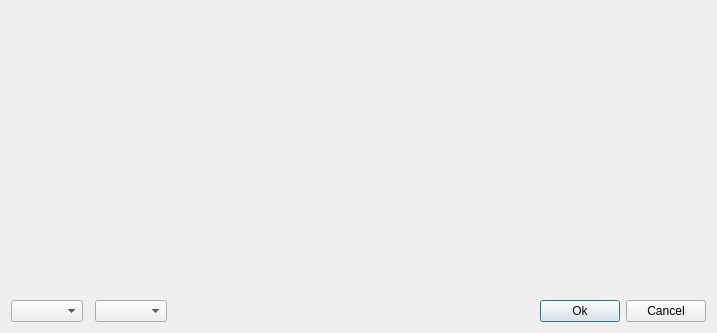
Before: the Qt Designer form gui/CustomWidgets/DatabaseConversionWidgets/filterDialog.ui in dsgoficial/DsgTools, drawn with Qt 5.
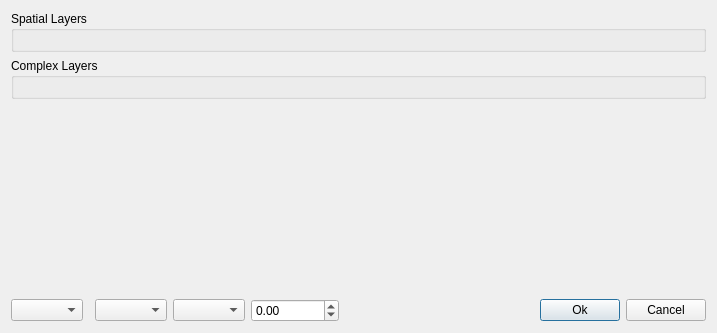
After: the same form once the commit is applied. Custom widgets are drawn as their Qt base class.

Commit message: spatial filters set up ok

```diff
--- a/gui/CustomWidgets/DatabaseConversionWidgets/filterDialog.ui
+++ b/gui/CustomWidgets/DatabaseConversionWidgets/filterDialog.ui
@@ -13,18 +13,57 @@
   <property name="windowTitle">
    <string>DSGTools Conversion Tool - Layer Filters</string>
   </property>
-  <layout class="QGridLayout" name="gridLayout_2">
+  <layout class="QGridLayout" name="gridLayout_5">
+   <item row="1" column="1">
+    <spacer name="horizontalSpacer">
+     <property name="orientation">
+      <enum>Qt::Horizontal</enum>
+     </property>
+     <property name="sizeHint" stdset="0">
+      <size>
+       <width>197</width>
+       <height>20</height>
+      </size>
+     </property>
+    </spacer>
+   </item>
    <item row="0" column="0" colspan="3">
-    <layout class="QGridLayout" name="gridLayout">
+    <layout class="QVBoxLayout" name="verticalLayout">
+     <item>
+      <widget class="QgsCollapsibleGroupBox" name="mGroupBox">
+       <property name="title">
+        <string>Spatial Layers</string>
+       </property>
+       <layout class="QGridLayout" name="gridLayout_2">
      <item row="0" column="0">
+         <layout class="QGridLayout" name="spatialGridLayout"/>
+        </item>
+       </layout>
+      </widget>
+     </item>
+     <item>
+      <widget class="QgsCollapsibleGroupBox" name="mGroupBox_2">
+       <property name="title">
+        <string>Complex Layers</string>
+       </property>
+       <layout class="QGridLayout" name="gridLayout_4">
+        <item row="0" column="0">
+         <layout class="QGridLayout" name="complexGridLayout"/>
+        </item>
+       </layout>
+       <zorder>mGroupBox</zorder>
+       <zorder>gridLayoutWidget_2</zorder>
+      </widget>
+     </item>
+     <item>
       <spacer name="verticalSpacer">
        <property name="orientation">
         <enum>Qt::Vertical</enum>
        </property>
        <property name="sizeHint" stdset="0">
         <size>
-         <width>20</width>
-         <height>40</height>
+         <width>17</width>
+         <height>37</height>
         </size>
        </property>
       </spacer>
@@ -34,11 +73,7 @@
    <item row="1" column="0">
     <layout class="QHBoxLayout" name="horizontalLayout_2">
      <item>
-      <widget class="QgsMapLayerComboBox" name="mMapLayerComboBox">
-       <property name="filters">
-        <set>QgsMapLayerProxyModel::VectorLayer</set>
-       </property>
-      </widget>
+      <widget class="QComboBox" name="spatialComboBox"/>
      </item>
      <item>
       <widget class="QgsFieldExpressionWidget" name="mFieldExpressionWidget">
@@ -50,34 +85,27 @@
        </property>
       </widget>
      </item>
+     <item>
+      <widget class="QComboBox" name="predicateComboBox"/>
+     </item>
      <item>
       <widget class="QComboBox" name="comboBox"/>
      </item>
      <item>
-      <widget class="QWidget" name="widget" native="true">
-       <property name="maximumSize">
-        <size>
-         <width>16777215</width>
-         <height>33</height>
-        </size>
+      <widget class="QDoubleSpinBox" name="doubleSpinBox">
+       <property name="minimum">
+        <double>-999999999.000000000000000</double>
+       </property>
+       <property name="maximum">
+        <double>999999999.000000000000000</double>
+       </property>
+       <property name="singleStep">
+        <double>10.000000000000000</double>
        </property>
       </widget>
      </item>
     </layout>
    </item>
-   <item row="1" column="1">
-    <spacer name="horizontalSpacer">
-     <property name="orientation">
-      <enum>Qt::Horizontal</enum>
-     </property>
-     <property name="sizeHint" stdset="0">
-      <size>
-       <width>197</width>
-       <height>20</height>
-      </size>
-     </property>
-    </spacer>
-   </item>
    <item row="1" column="2">
     <layout class="QHBoxLayout" name="horizontalLayout">
      <item>
@@ -99,16 +127,17 @@
   </layout>
  </widget>
  <customwidgets>
+  <customwidget>
+   <class>QgsCollapsibleGroupBox</class>
+   <extends>QGroupBox</extends>
+   <header>qgscollapsiblegroupbox.h</header>
+   <container>1</container>
+  </customwidget>
   <customwidget>
    <class>QgsFieldExpressionWidget</class>
    <extends>QWidget</extends>
    <header>qgsfieldexpressionwidget.h</header>
   </customwidget>
-  <customwidget>
-   <class>QgsMapLayerComboBox</class>
-   <extends>QComboBox</extends>
-   <header>qgsmaplayercombobox.h</header>
-  </customwidget>
  </customwidgets>
  <resources/>
  <connections/>
```
Left out of the diff: 5 changed lines with no effect on the pictures. Lines whose indentation alone changed are shown as unchanged. The commit also changes 2 other files.
